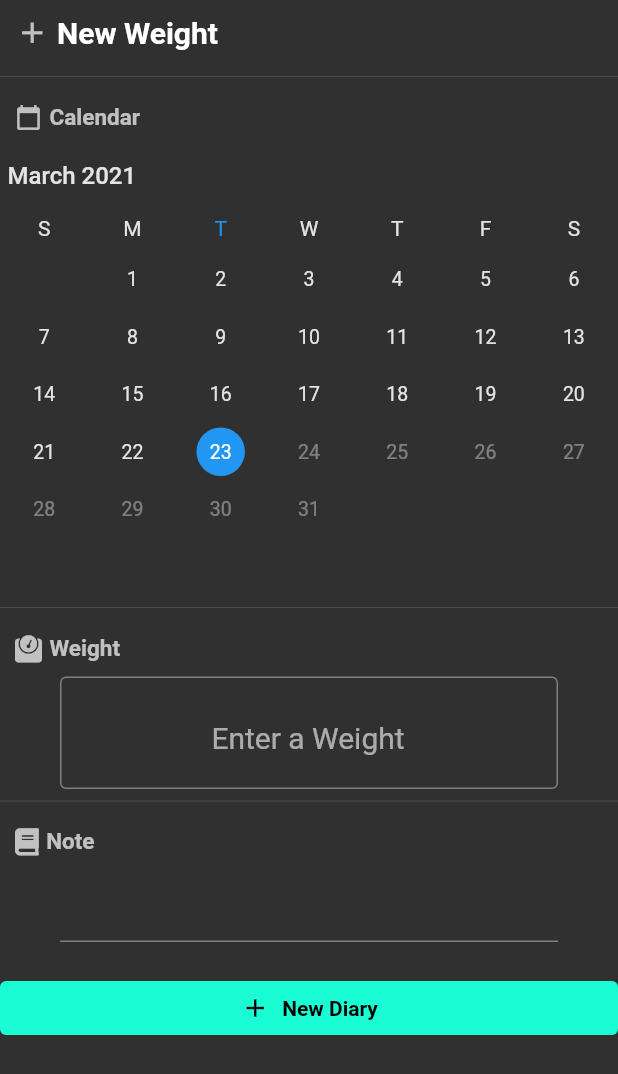
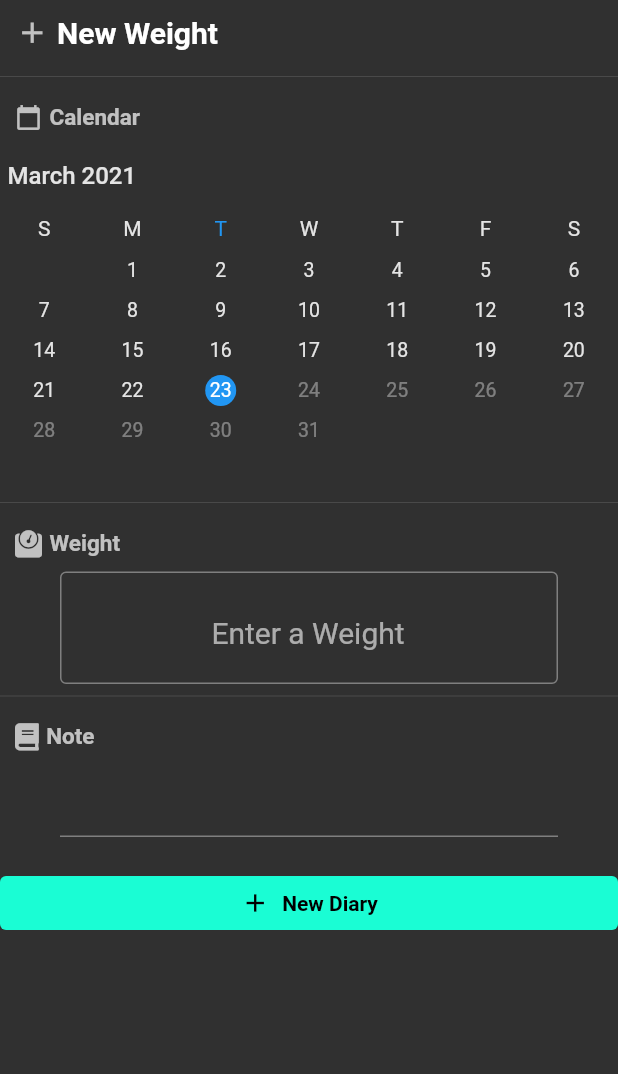
Before and after one commit to biryang/weight-diary, a Flutter app: the AddScreen screen opened by its route, on a phone screen of 412 x 824 dp. Shown: the top 1074 px of the screen. Run offline on Flutter 3.47's test engine with Material 2 defaults, Android fonts, the phone set to English and light mode, and no system bars; drawn by our look-alikes of syncfusion_flutter_datepicker; our stand-ins replace font_awesome_flutter, sqflite, syncfusion_flutter_charts; accounts and stored records are empty.

```diff
--- a/lib/screens/add_screen.dart
+++ b/lib/screens/add_screen.dart
@@ -11,7 +11,7 @@ class AddScreen extends StatelessWidget {
   double newWeight;
   String newNote;
 
-  void _addDiary(context){
+  void _addDiary(context) {
     Provider.of<DiaryData>(context, listen: false).addContact(
       DiaryModel(
         date: newDate.toString(),
@@ -25,13 +25,15 @@ class AddScreen extends StatelessWidget {
   @override
   Widget build(BuildContext context) {
     return Scaffold(
-      body: LayoutBuilder(
+      body: SafeArea(
+        child: LayoutBuilder(
           builder: (BuildContext context, BoxConstraints viewportConstraints) {
             return SingleChildScrollView(
               child: ConstrainedBox(
                 constraints: BoxConstraints(
                   minHeight: viewportConstraints.maxHeight,
                 ),
+                child: IntrinsicHeight(
                   child: Column(
                     crossAxisAlignment: CrossAxisAlignment.stretch,
                     children: [
@@ -46,7 +48,10 @@ class AddScreen extends StatelessWidget {
                         icon: Icons.calendar_today,
                         text: 'Calendar',
                       ),
-                  _getVerticalCalendar(),
+                      Container(
+                        height: 230,
+                        child: _getVerticalCalendar(),
+                      ),
                       Divider(),
                       IconTitle(
                         icon: FontAwesomeIcons.weight,
@@ -81,7 +86,10 @@ class AddScreen extends StatelessWidget {
                           keyboardType: TextInputType.multiline,
                           minLines: 1,
                           maxLines: 5,
-                      decoration: InputDecoration(),
+                          decoration: InputDecoration(
+                            contentPadding:
+                                EdgeInsets.symmetric(horizontal: 20),
+                          ),
                           onChanged: (value) {
                             newNote = value;
                           },
@@ -110,8 +118,10 @@ class AddScreen extends StatelessWidget {
                     ],
                   ),
                 ),
+              ),
             );
           },
+        ),
       ),
     );
   }
```
Also changed, not shown: lib/screens/main_screen.dart (+17 -6 lines). Lines whose indentation alone changed are shown as unchanged.
